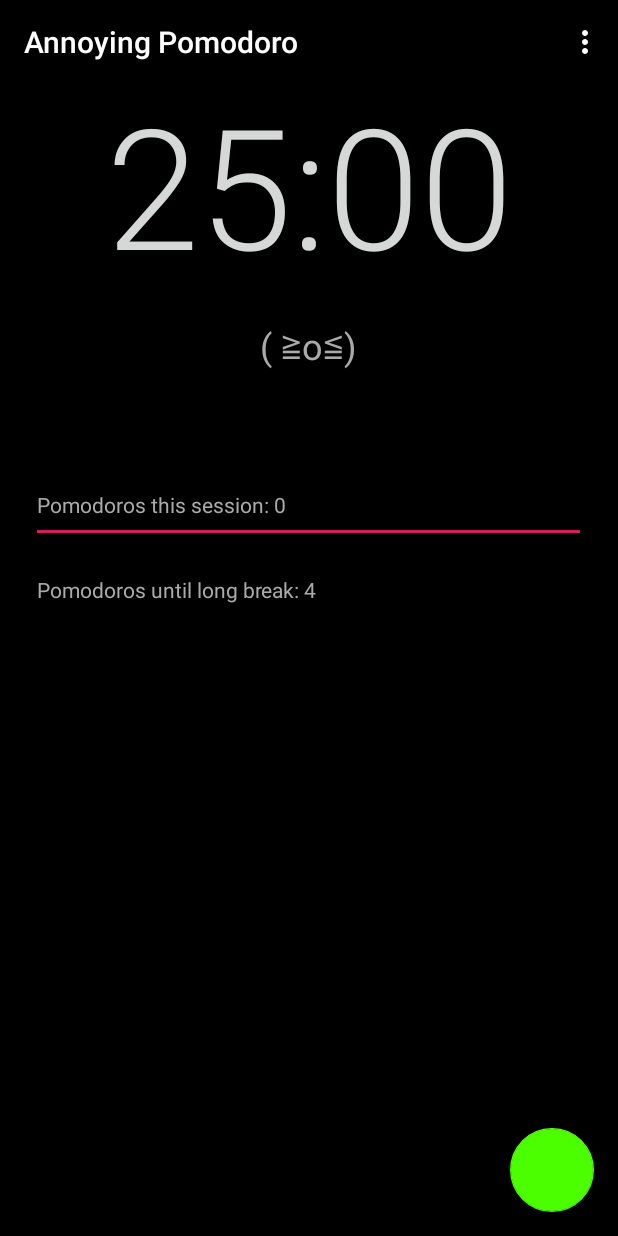
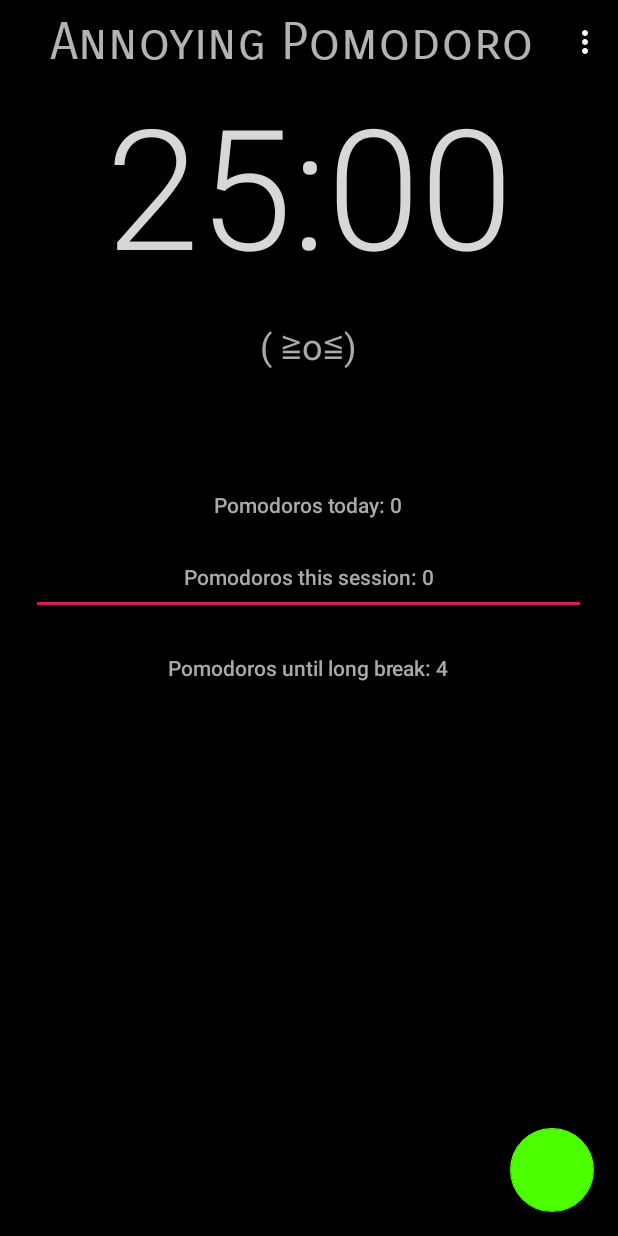
Before and after one commit to RS17/AnnoyingPomodoro, an Android app: the screen it shows after launch (AndroidMainActivity), on a phone screen of 412 x 824 dp. Run offline under Robolectric (Android 15) with nearby library versions, the phone set to English and light mode, and no system bars; our stand-ins replace androidx.preference.

Commit message:
7.0.0 - remove deprecated synthetic, long overdue UI fixes, daily pomodoro counter, minor fixes

```diff
--- a/app/src/main/AndroidManifest.xml
+++ b/app/src/main/AndroidManifest.xml
@@ -1,6 +1,6 @@
 <?xml version="1.0" encoding="utf-8"?>
 <manifest xmlns:android="http://schemas.android.com/apk/res/android"
-    package="com.github.rs17.annoyingpomodoro_android">
+>
     <uses-permission android:name="android.permission.READ_PHONE_STATE" />
     <uses-permission android:name="android.permission.FOREGROUND_SERVICE"/>
     <application
--- a/app/src/main/java/com/github/rs17/annoyingpomodoro_android/AndroidMainActivity.kt
+++ b/app/src/main/java/com/github/rs17/annoyingpomodoro_android/AndroidMainActivity.kt
@@ -22,16 +22,16 @@ import com.github.rs17.annoyingpomodoro_android.AndroidSettingsActivity.Settings
 import com.github.rs17.annoyingpomodoro_android.AndroidSettingsActivity.SettingsFragment.Companion.hasTickingSoundId
 import com.github.rs17.annoyingpomodoro_android.AndroidSettingsActivity.SettingsFragment.Companion.pauseOnCallId
 import com.github.rs17.annoyingpomodoro_android.AndroidSettingsActivity.SettingsFragment.Companion.shortBreaksUntilLongId
+import com.github.rs17.annoyingpomodoro_android.databinding.ActivityMainBinding
 import com.github.rs17.annoyingpomodoro_lib.StringConst
 import com.github.rs17.annoyingpomodoro_lib.TimerRunWork
 import com.github.rs17.annoyingpomodoro_lib.UIHelper
-import kotlinx.android.synthetic.main.activity_main.*
-import kotlinx.android.synthetic.main.content_main.*
 import java.io.File
 
 
 class AndroidMainActivity : AppCompatActivity(),
-    com.github.rs17.annoyingpomodoro_lib.MainUI {
+     com.github.rs17.annoyingpomodoro_lib.MainUI {
+    private lateinit var mainBinding: ActivityMainBinding
 
     val NOTIFICATION_REMAINING_CHANNEL_ID = "AP NOTIFICATION REMAINING ID1"  //must change ID to update notifcation parameters due to caching!
     val NOTIFICATION_DONE_CHANNEL_ID = "AP NOTIFICATION DONE ID"
@@ -71,8 +71,10 @@ class AndroidMainActivity : AppCompatActivity(),
     override fun onCreate(savedInstanceState: Bundle?) {
         //if this appears to be running on resume, you're probably not actually resuming - more likely the program exited and timerrun didn't stop
         super.onCreate(savedInstanceState)
-        setContentView(R.layout.activity_main)
-        setSupportActionBar(toolbar)
+        mainBinding = ActivityMainBinding.inflate(layoutInflater)
+
+        setContentView(mainBinding.root)
+        setSupportActionBar(mainBinding.toolbar)
         appState.onCreate()
         createStopButton()
         setupPrefs("")
@@ -136,9 +138,10 @@ class AndroidMainActivity : AppCompatActivity(),
     }
 
     fun createStopButton(){
-        btnStop.setOnClickListener { _ ->
+        mainBinding.btnStop.setOnClickListener { _ ->
             appState.currentTimerRun!!.pause()
             displayTime(appState.timerMillisRemaining)
+            setColor()
         }
     }
 
@@ -174,8 +177,9 @@ class AndroidMainActivity : AppCompatActivity(),
     }
 
     override fun update(){
-        lblPomodoroCount.setText(StringConst.POMS_THIS_SESSION.message + appState.pomodorosThisSession)
-        lblShortBreaksUntilLong.setText(StringConst.POMS_TILL_LONG_BREAK.message + (appState.shortBreaksUntilLong - appState.pomodorosSinceLongBreak))
+        mainBinding.include.lblPomodoroCountSession.setText(StringConst.POMS_THIS_SESSION.message + appState.pomodorosThisSession)
+        mainBinding.include.lblPomodoroCountDay.setText(StringConst.POMS_TODAY.message + appState.pomodorosToday)
+        mainBinding.include.lblShortBreaksUntilLong.setText(StringConst.POMS_TILL_LONG_BREAK.message + (appState.shortBreaksUntilLong - appState.pomodorosSinceLongBreak))
     }
 
 
@@ -186,13 +190,13 @@ class AndroidMainActivity : AppCompatActivity(),
     override fun displayTime(time: Long){
         // this runs a lot, keep it simple as possible
         val timeRemain: String = UIHelper.timeFormatRemain(time)
-        if(!isMyServiceRunning(AndroidDoNotKillMeServiceLocal::class.java)){
+        if(!isMyServiceRunning(AndroidDoNotKillMeServiceLocal::class.java) && Build.VERSION.SDK_INT >= Build.VERSION_CODES.O){
             Log.d("MAIN", "Service not running, restarting...")
             startForegroundService(Intent(this, AndroidDoNotKillMeServiceLocal::class.java))
         }
         runOnUiThread {
-            TimeRemaining.setText(timeRemain)
-            lblDancer.setText(appState.currentTimerRun?.dancerMessage())
+            mainBinding.include.TimeRemaining.setText(timeRemain)
+            mainBinding.include.lblDancer.setText(appState.currentTimerRun?.dancerMessage())
             notificationRemain.setContentText(timeRemain)
             with(NotificationManagerCompat.from(this)) {
                 notify(NOTIFICATION_REMAINING_NOTIF_ID, notificationRemain.build())
@@ -202,18 +206,19 @@ class AndroidMainActivity : AppCompatActivity(),
 
     override fun switchToStart(){
         runOnUiThread{
-            btnStop.hide()
-            btnStart.show()
+            mainBinding.btnStop.hide()
+            mainBinding.btnStart.show()
         }
     }
     override fun switchToStop(){
         runOnUiThread {
-            btnStop.show()
-            btnStart.hide()
+            mainBinding.btnStop.show()
+            mainBinding.btnStart.hide()
         }
     }
 
     override fun setToResume(){
+        setColor()
         // resume after pause
         switchToStart()
     }
@@ -255,13 +260,15 @@ class AndroidMainActivity : AppCompatActivity(),
             cancel(NOTIFICATION_REMAINING_NOTIF_ID)
             notify(NOTIFICATION_DONE_NOTIF_ID, notificationDone.build())
         }
+        setColor()
     }
 
     override fun setOnStart(f:()->Unit){
         // f() in this case is the function to start the next pomodoro, passed in from the TimerRun
-        btnStart.setOnClickListener{
+        mainBinding.btnStart.setOnClickListener{
             f()
             NotificationManagerCompat.from(this).cancel(NOTIFICATION_DONE_NOTIF_ID)
+            setColor()
         }
     }
 
@@ -279,6 +286,11 @@ class AndroidMainActivity : AppCompatActivity(),
         runningPlayer?.start()
     }
 
+    private fun setColor(){
+        mainBinding.include.TimeRemaining.setTextColor(Color.parseColor(appState.currentTimerRun?.getColorCode() ?: "white"))
+        mainBinding.include.lblDancer.setTextColor(Color.parseColor(appState.currentTimerRun?.getColorCode() ?: "white"))
+    }
+
     override fun killRunningPlayer() {
         runningPlayer?.stop()
         runningPlayer = null
--- a/app/src/main/res/layout/activity_main.xml
+++ b/app/src/main/res/layout/activity_main.xml
@@ -16,7 +16,15 @@
             android:layout_width="match_parent"
             android:layout_height="?attr/actionBarSize"
             android:background="@color/colorPrimaryDark"
-            app:popupTheme="@style/AppTheme.PopupOverlay" />
+            app:popupTheme="@style/AppTheme.PopupOverlay">
+            <TextView
+                android:id="@+id/toolbar_title"
+                android:layout_width="match_parent"
+                android:layout_height="match_parent"
+                android:gravity="center"
+                android:text="Annoying Pomodoro" android:textAppearance="@style/TextAppearance.AppCompat.Display1"
+                app:fontFamily="sans-serif-smallcaps"/>
+        </androidx.appcompat.widget.Toolbar>
 
     </com.google.android.material.appbar.AppBarLayout>
 
--- a/app/src/main/res/layout/content_log_view.xml
+++ b/app/src/main/res/layout/content_log_view.xml
@@ -9,7 +9,7 @@
     tools:showIn="@layout/activity_log_view">
 
     <TextView
-        android:id="@+id/LogText"
+        android:id="@+id/logTextVew"
         android:layout_width="wrap_content"
         android:layout_height="wrap_content"
         android:scrollbarAlwaysDrawVerticalTrack="true"
--- a/app/src/main/res/layout/content_main.xml
+++ b/app/src/main/res/layout/content_main.xml
@@ -46,23 +46,41 @@
         app:layout_constraintTop_toTopOf="parent" />
 
     <EditText
-            android:id="@+id/lblPomodoroCount"
+        android:id="@+id/lblPomodoroCountSession"
+        android:layout_width="370dp"
+        android:layout_height="50dp"
+        android:layout_marginTop="152dp"
+        android:clickable="false"
+        android:editable="false"
+        android:ems="10"
+        android:gravity="center"
+        android:inputType="none"
+        android:linksClickable="false"
+        android:longClickable="false"
+        android:text="total pomodoros session label here"
+        android:textAppearance="@style/TextAppearance.AppCompat.Body2"
+        android:textColor="@android:color/darker_gray"
+        app:layout_constraintEnd_toEndOf="parent"
+        app:layout_constraintHorizontal_bias="0.487"
+        app:layout_constraintStart_toStartOf="parent" app:layout_constraintTop_toBottomOf="@+id/TimeRemaining"/>
+    <EditText
+        android:id="@+id/lblPomodoroCountDay"
         android:layout_width="370dp"
         android:layout_height="50dp"
         android:layout_marginTop="104dp"
         android:clickable="false"
         android:editable="false"
         android:ems="10"
+        android:gravity="center"
         android:inputType="none"
         android:linksClickable="false"
         android:longClickable="false"
-            android:text="total pomodoros label here"
-            android:textAppearance="@style/TextAppearance.AppCompat.Body1"
+        android:text="total pomodoros day label here"
+        android:textAppearance="@style/TextAppearance.AppCompat.Body2"
         android:textColor="@android:color/darker_gray"
         app:layout_constraintEnd_toEndOf="parent"
         app:layout_constraintHorizontal_bias="0.487"
-            app:layout_constraintStart_toStartOf="parent"
-            app:layout_constraintTop_toBottomOf="@+id/TimeRemaining"/>
+        app:layout_constraintStart_toStartOf="parent" app:layout_constraintTop_toBottomOf="@+id/TimeRemaining"/>
     <EditText
             android:id="@+id/lblDancer"
             android:layout_width="370dp"
@@ -84,19 +102,19 @@
         android:id="@+id/lblShortBreaksUntilLong"
         android:layout_width="370dp"
         android:layout_height="59dp"
-            android:layout_marginTop="156dp"
+        android:layout_marginTop="208dp"
         android:clickable="false"
         android:editable="false"
         android:ems="10"
+        android:gravity="center"
         android:inputType="none"
         android:linksClickable="false"
         android:longClickable="false"
         android:text="short breaks until long label here"
-            android:textAppearance="@style/TextAppearance.AppCompat.Body1"
+        android:textAppearance="@style/TextAppearance.AppCompat.Body2"
         android:textColor="@android:color/darker_gray"
         app:layout_constraintEnd_toEndOf="parent"
-            app:layout_constraintHorizontal_bias="0.487"
-            app:layout_constraintStart_toStartOf="parent"
+        app:layout_constraintHorizontal_bias="0.487" app:layout_constraintStart_toStartOf="parent"
         app:layout_constraintTop_toBottomOf="@+id/TimeRemaining"/>
 
 </androidx.constraintlayout.widget.ConstraintLayout>
--- a/lib/build.gradle
+++ b/lib/build.gradle
@@ -6,8 +6,8 @@ dependencies {
     implementation "org.jetbrains.kotlin:kotlin-stdlib-jdk8:$kotlin_version"
 }
 
-sourceCompatibility = "7"
-targetCompatibility = "7"
+sourceCompatibility = "1.8"
+targetCompatibility = "1.8"
 buildscript {
     ext.kotlin_version = '1.3.72'
     repositories {
--- a/lib/src/main/java/com/github/rs17/annoyingpomodoro_lib/StringConst.kt
+++ b/lib/src/main/java/com/github/rs17/annoyingpomodoro_lib/StringConst.kt
@@ -4,6 +4,7 @@ enum class StringConst(val message: String) {
     // Universal strings should be here. Anything specific to a UI should be in the UI class.
     // Better to have strings in a specific class if possible
     POMS_THIS_SESSION("Pomodoros this session: "),
+    POMS_TODAY("Pomodoros today: "),
     POMS_TILL_LONG_BREAK("Pomodoros until long break: "),
     POM_RESUMED("Pomodoro resumed "),
     PAUSED("Paused ")
--- a/lib/src/main/java/com/github/rs17/annoyingpomodoro_lib/TimerRun.kt
+++ b/lib/src/main/java/com/github/rs17/annoyingpomodoro_lib/TimerRun.kt
@@ -114,4 +114,7 @@ abstract class TimerRun(mainUI_i: MainUI, appState_i: UniversalState, runPlayerR
 
     abstract fun dancerMessage(): String
 
+    // color should be parseable by Android: https://developer.android.com/reference/android/graphics/Color#parseColor(java.lang.String)
+    abstract fun getColorCode(): String
+
 }
```
Also changed, not shown: app/build.gradle (+7 -2 lines), app/src/main/java/com/github/rs17/annoyingpomodoro_android/AndroidLogViewActivity.kt (+7 -4 lines), lib/src/main/java/com/github/rs17/annoyingpomodoro_lib/TimerRunLongBreak.kt (+8 -0 lines), lib/src/main/java/com/github/rs17/annoyingpomodoro_lib/TimerRunShortBreak.kt (+8 -0 lines), lib/src/main/java/com/github/rs17/annoyingpomodoro_lib/TimerRunWork.kt (+11 -0 lines), lib/src/main/java/com/github/rs17/annoyingpomodoro_lib/UniversalState.kt (+63 -1 lines), 2 other files. Lines whose indentation alone changed are shown as unchanged.
